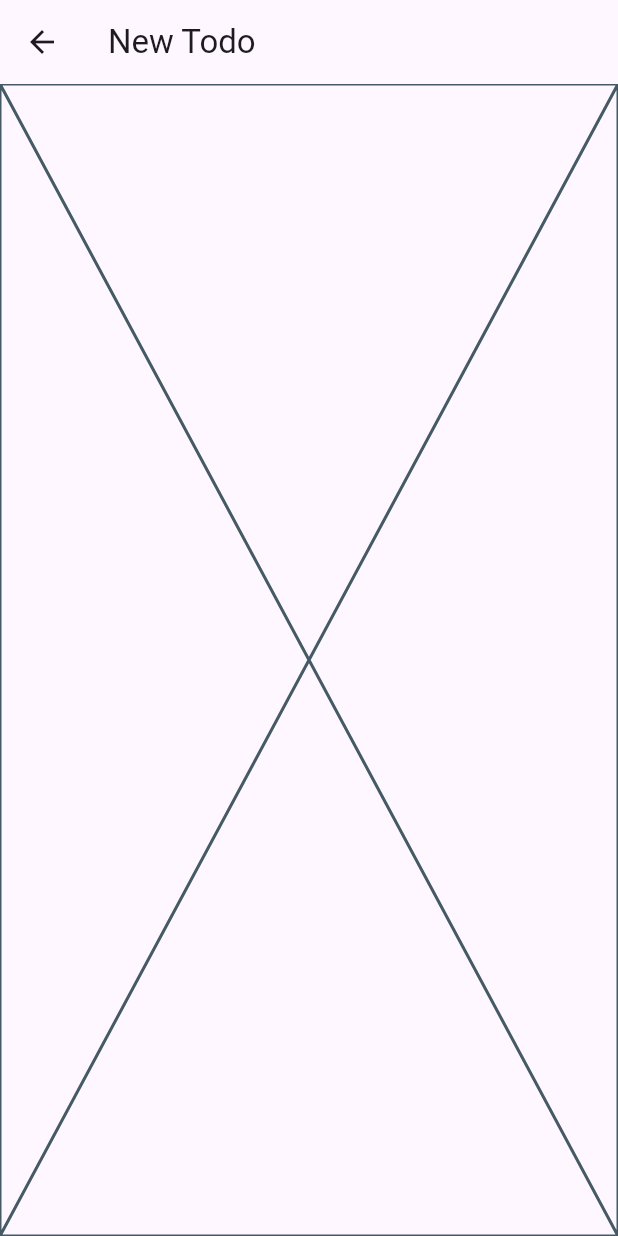
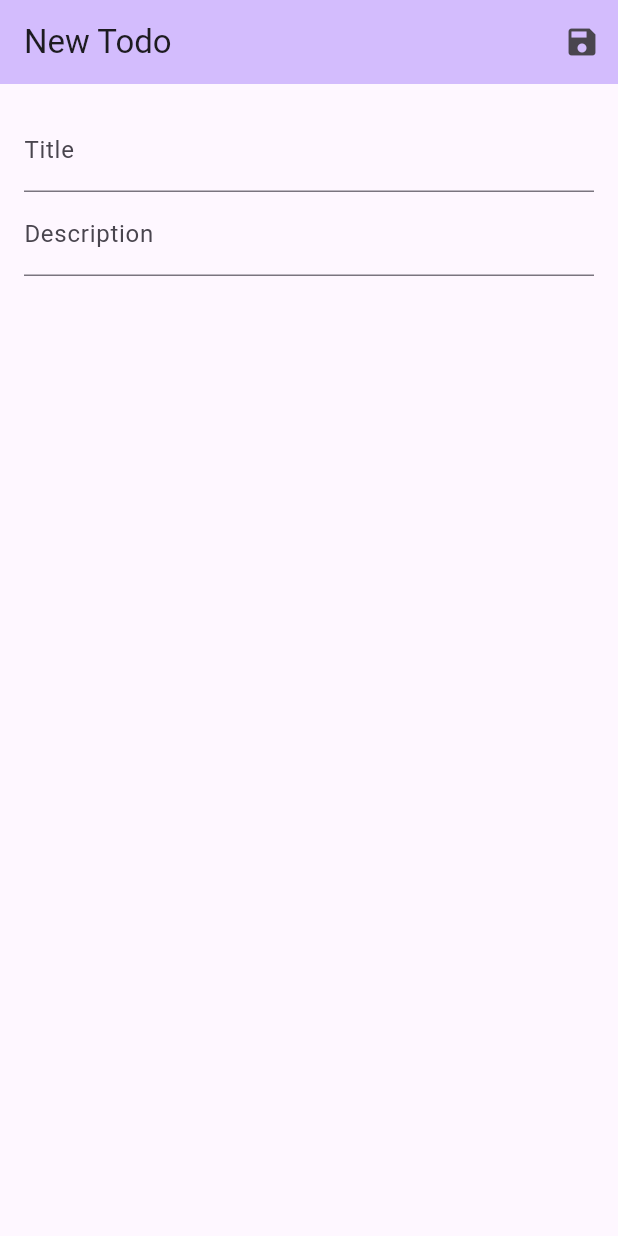
Before and after one commit to antonio-pedro99/sdos_todo, a Flutter app: the CreateTodoPage screen opened directly, on a phone screen of 412 x 824 dp. Run offline on Flutter 3.47's test engine with Material 2 defaults, Android fonts, the phone set to English and light mode, and no system bars.

Commit message:
basic app
Signed-off-by: Antonio Pedro <tonio.pedro99@gmail.com>

```diff
--- a/lib/app/screens/create.dart
+++ b/lib/app/screens/create.dart
@@ -12,9 +12,33 @@ class _CreateTodoPageState extends State<CreateTodoPage> {
   Widget build(BuildContext context) {
     return Scaffold(
       appBar: AppBar(
+        backgroundColor: Theme.of(context).colorScheme.inversePrimary,
         title: const Text('New Todo'),
+        actions: [
+          IconButton(
+            onPressed: () {},
+            icon: const Icon(Icons.save),
+          )
+        ],
       ),
-      body: const Placeholder(),
+      body: Padding(
+        padding: const EdgeInsets.all(16),
+        child: Column(
+          children: [
+            TextField(
+              decoration: const InputDecoration(
+                labelText: 'Title',
+              ),
+            ),
+            TextField(
+              decoration: const InputDecoration(
+                labelText: 'Description',
+              ),
+            ),
+
+          ],
+        ),
+        )
     );
   }
 }
```
Also changed, not shown: lib/app/screens/home.dart (+19 -12 lines), lib/app/widgets/todo_tile.dart (added, +19 -0 lines), lib/main.dart (+6 -1 lines).
